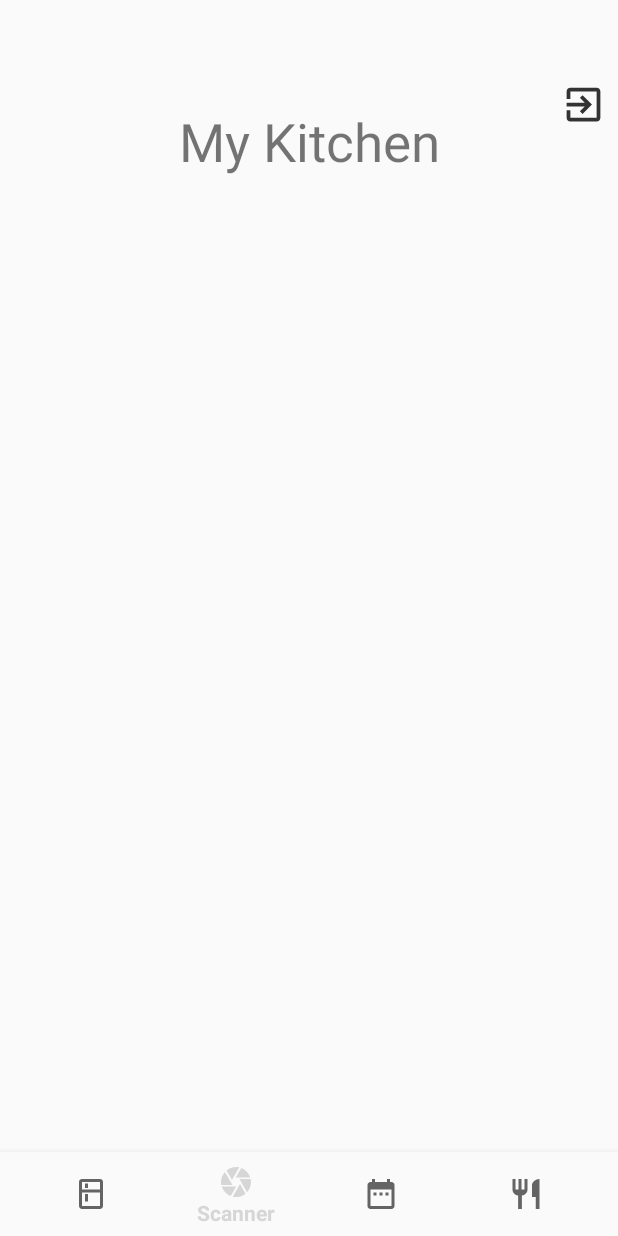
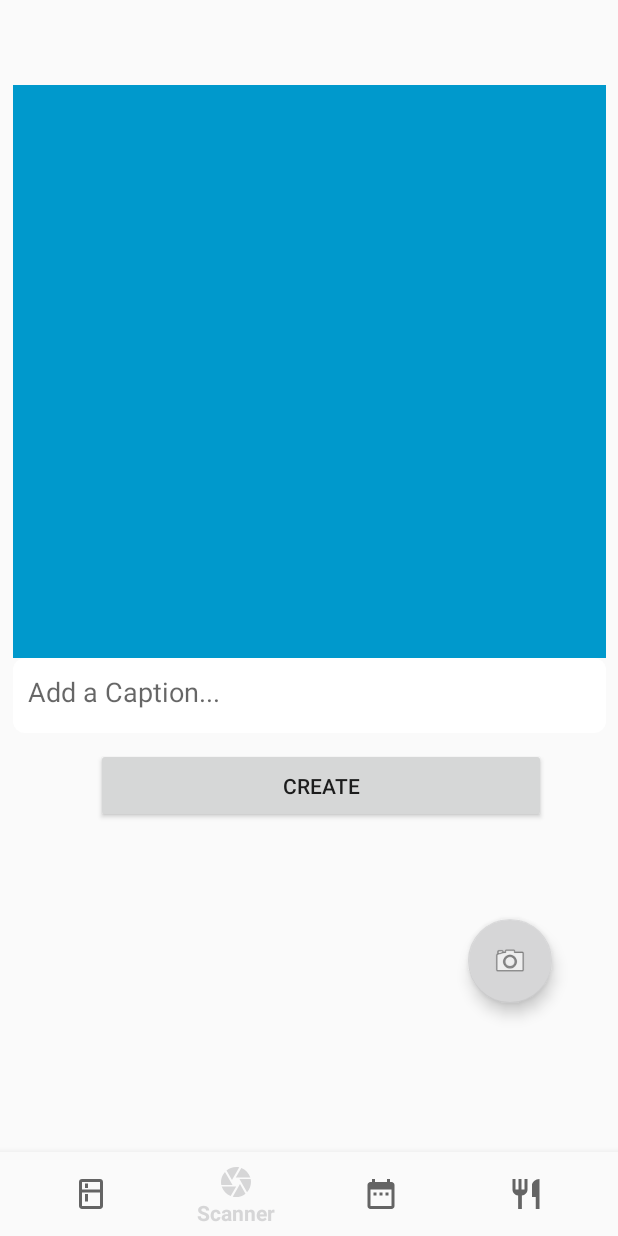
Before and after one commit to ChrisMunene/Freshtable, an Android app: the HomeActivity screen opened directly, with no data from a screen before it, item 2 of the bottom bar chosen, on a phone screen of 412 x 824 dp. Run offline under Robolectric (Android 15) with nearby library versions, the phone set to English and light mode, and no system bars; libraries missing offline, so code that uses them is left out: com.parse; pictures from the network do not load; 2 statements that could not run were skipped.

Commit message:
Scanner - Add receipt class and Post receipt functionality.

```diff
--- a/app/src/main/java/com/example/fburecipeapp/HomeActivity.java
+++ b/app/src/main/java/com/example/fburecipeapp/HomeActivity.java
@@ -3,6 +3,8 @@ package com.example.fburecipeapp;
 import android.os.Bundle;
 
 import androidx.annotation.NonNull;
+
+import com.example.fburecipeapp.fragments.ScannerFragment;
 import com.google.android.material.bottomnavigation.BottomNavigationView;
 import androidx.fragment.app.Fragment;
 import androidx.fragment.app.FragmentManager;
@@ -22,11 +24,10 @@ public class HomeActivity extends AppCompatActivity {
         public boolean onNavigationItemSelected(@NonNull MenuItem item) {
             switch (item.getItemId()) {
                 case R.id.action_kitchen:
-                    System.out.println("kitchen");
-                    //mTextMessage.setText("My Kitchen");
                     fragment = new KitchenFragment();
                     break;
                 case R.id.action_scanner:
+                    fragment = new ScannerFragment();
                     break;
                 case R.id.action_recipes:
                     break;
--- a/app/src/main/java/com/example/fburecipeapp/fragments/ScannerFragment.java
+++ b/app/src/main/java/com/example/fburecipeapp/fragments/ScannerFragment.java
@@ -13,9 +13,13 @@ import android.provider.MediaStore;
 
 import androidx.annotation.NonNull;
 import androidx.annotation.Nullable;
+
+import com.example.fburecipeapp.models.Receipt;
 import com.google.android.material.floatingactionbutton.FloatingActionButton;
 import androidx.fragment.app.Fragment;
 import androidx.core.content.FileProvider;
+import androidx.fragment.app.FragmentTransaction;
+
 import android.util.Log;
 import android.view.LayoutInflater;
 import android.view.View;
@@ -26,6 +30,10 @@ import android.widget.ImageView;
 import android.widget.Toast;
 
 import com.example.fburecipeapp.R;
+import com.parse.ParseException;
+import com.parse.ParseFile;
+import com.parse.ParseUser;
+import com.parse.SaveCallback;
 
 import java.io.File;
 import java.io.IOException;
@@ -40,7 +48,7 @@ public class ScannerFragment extends Fragment {
     private FloatingActionButton fab;
     private ProgressDialog pd;
     private ImageView ivPreview;
-    public final String APP_TAG = "Receipt Scanner";
+    public final String TAG = "ScannerFragment";
     public final static int CAPTURE_IMAGE_ACTIVITY_REQUEST_CODE = 1034;
     File photoFile;
 
@@ -70,7 +78,10 @@ public class ScannerFragment extends Fragment {
         createBtn.setOnClickListener(new View.OnClickListener() {
             @Override
             public void onClick(View view) {
-                Toast.makeText(getContext(),"Create Post", Toast.LENGTH_SHORT);
+                final String description = descriptionInput.getText().toString();
+                final ParseUser user = ParseUser.getCurrentUser();
+                final ParseFile file = new ParseFile(photoFile);
+                createPost(description, file, user);
             }
         });
 
@@ -80,6 +91,41 @@ public class ScannerFragment extends Fragment {
         pd.setMessage("Please wait.");
         pd.setCancelable(false);
 
+    }
+
+    // Creates a new post in Parse
+    private void createPost(String description, ParseFile image, ParseUser user){
+        pd.show();
+        final Receipt newReceipt = new Receipt();
+        newReceipt.setDescription(description);
+        newReceipt.setImage(image);
+        newReceipt.setUser(user);
+
+        newReceipt.saveInBackground(new SaveCallback() {
+            @Override
+            public void done(ParseException e) {
+                if(e == null){
+                    Log.d(TAG, "Post Created Successfully");
+                    Toast.makeText(getContext(), "Posted Successfully!", Toast.LENGTH_SHORT).show();
+                    // Navigate to timeline
+//                    Fragment frag = new HomeFragment();
+//                    FragmentTransaction ft = getFragmentManager().beginTransaction();
+//                    ft.replace(R.id.flContainer, frag);
+//                    ft.setTransition(FragmentTransaction.TRANSIT_FRAGMENT_FADE);
+//                    ft.addToBackStack(null);
+//                    ft.commit();
+                } else {
+                    e.printStackTrace();
+                }
+
+                //Reset input form
+                descriptionInput.setText("");
+                ivPreview.setImageResource(0);
+
+                // Dismiss progress dialog
+                pd.dismiss();
+            }
+        });
     }
 
     // Launch Camera
@@ -108,11 +154,11 @@ public class ScannerFragment extends Fragment {
         // Get safe storage directory for photos
         // Use `getExternalFilesDir` on Context to access package-specific directories.
         // This way, we don't need to request external read/write runtime permissions.
-        File mediaStorageDir = new File(getContext().getExternalFilesDir(Environment.DIRECTORY_PICTURES), APP_TAG);
+        File mediaStorageDir = new File(getContext().getExternalFilesDir(Environment.DIRECTORY_PICTURES), TAG);
 
         // Create the storage directory if it does not exist
         if (!mediaStorageDir.exists() && !mediaStorageDir.mkdirs()){
-            Log.d(APP_TAG, "failed to create directory");
+            Log.d(TAG, "failed to create directory");
         }
 
         // Return the file target for the photo based on filename
--- a/app/src/main/java/com/example/fburecipeapp/helpers/ParseApplication.java
+++ b/app/src/main/java/com/example/fburecipeapp/helpers/ParseApplication.java
@@ -3,6 +3,7 @@ package com.example.fburecipeapp.helpers;
 import android.app.Application;
 
 import com.example.fburecipeapp.FoodType;
+import com.example.fburecipeapp.models.Receipt;
 import com.parse.Parse;
 import com.parse.ParseObject;
 
@@ -26,6 +27,7 @@ public class ParseApplication extends Application {
         builder.networkInterceptors().add(httpLoggingInterceptor);
 
         ParseObject.registerSubclass(FoodType.class);
+        ParseObject.registerSubclass(Receipt.class);
 
         // set applicationId, and server server based on the values in the Heroku settings.
         // clientKey is not needed unless explicitly configured
```
Also changed, not shown: app/src/main/java/com/example/fburecipeapp/models/Receipt.java (added, +73 -0 lines).
